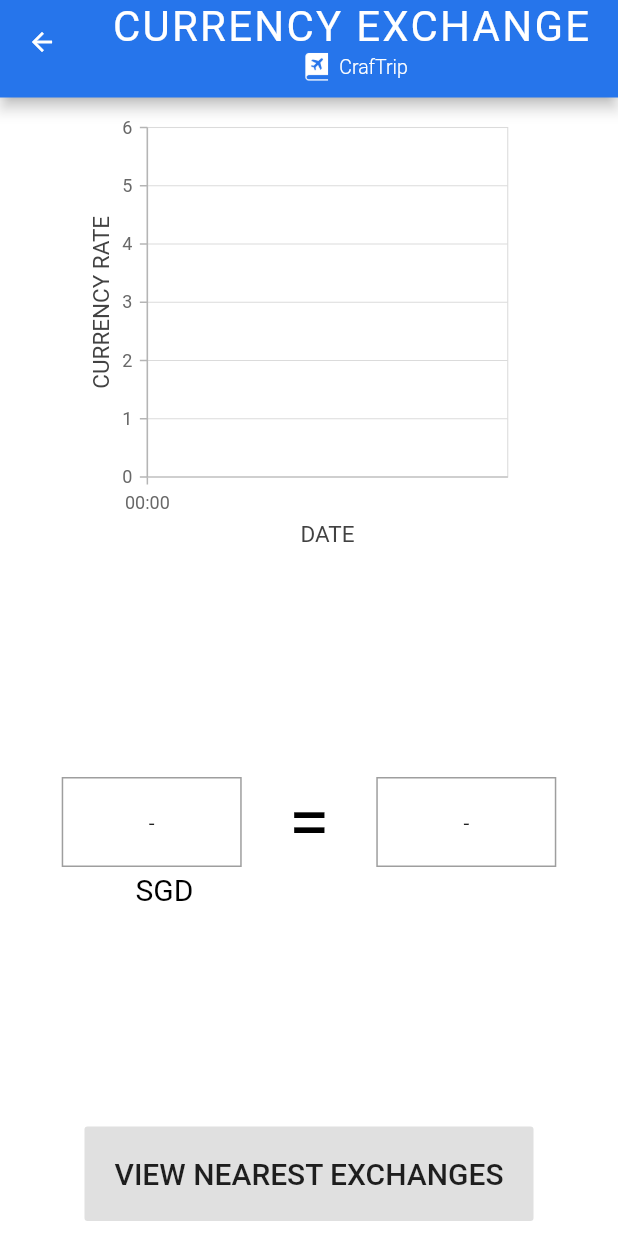
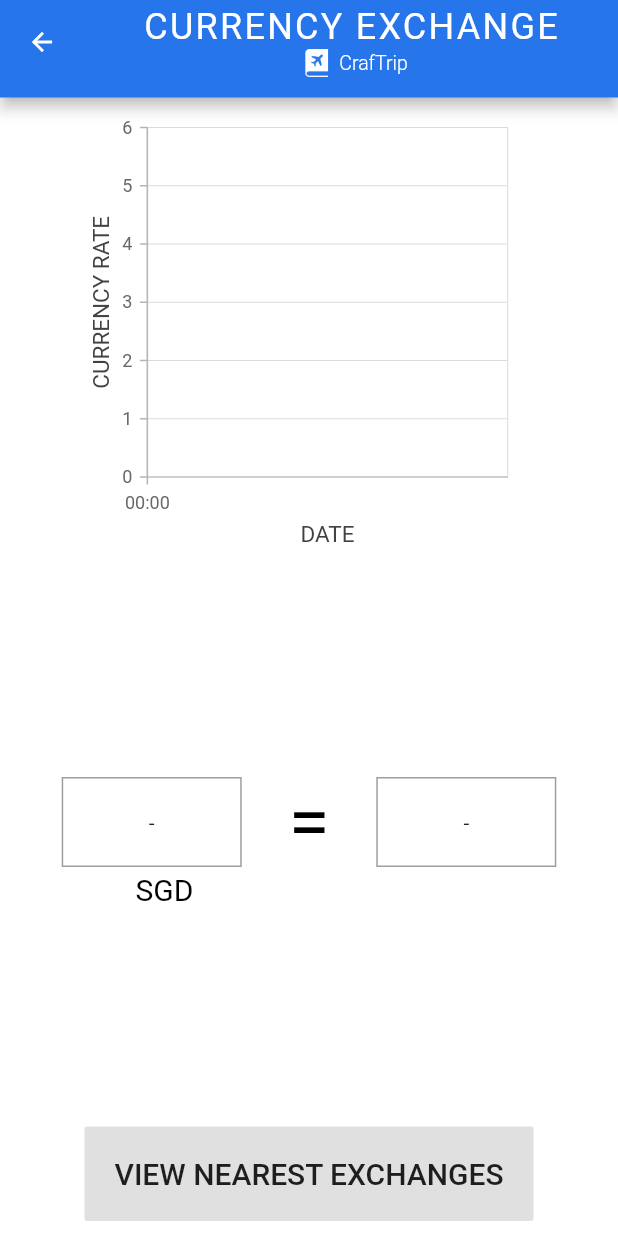
Before and after one commit to mehul-k/craftrip, a Flutter app: the ExchangeScreen screen opened directly with empty values, on a phone screen of 412 x 824 dp. Run offline on Flutter 3.47's test engine with Material 2 defaults, Android fonts, the phone set to English and light mode, and no system bars; our stand-ins replace cloud_firestore, connectivity, firebase_auth, flushbar, flutter_tindercard, google_sign_in and 1 more; missing offline and left inert: syncfusion_flutter_core; accounts and stored records are empty; network calls fail.

```diff
--- a/lib/screens/exchange_screen.dart
+++ b/lib/screens/exchange_screen.dart
@@ -98,7 +98,7 @@ class _ExchangeScreenState extends State<ExchangeScreen>{
               children: <Widget>[
                 Text('CURRENCY EXCHANGE',
                 style: TextStyle(
-                  fontSize: 28.0,
+                  fontSize: 24.0,
                   letterSpacing: 1.5,
                   color: Colors.white,
                   fontWeight: FontWeight.w400)),
--- a/lib/services/WeatherManager.dart
+++ b/lib/services/WeatherManager.dart
@@ -1,3 +1,4 @@
+
 import 'package:flutter/material.dart';
 import 'dart:convert';
 import 'package:http/http.dart' as http;
```
Also changed, not shown: lib/screens/weatherUI.dart (+0 -23 lines). Lines whose indentation alone changed are shown as unchanged.
